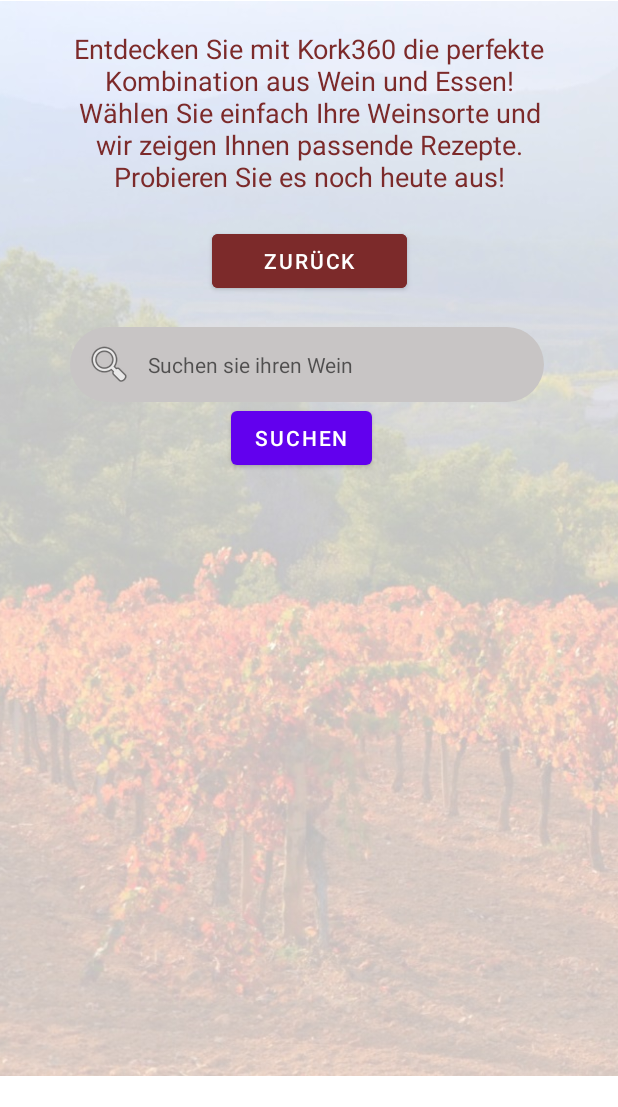
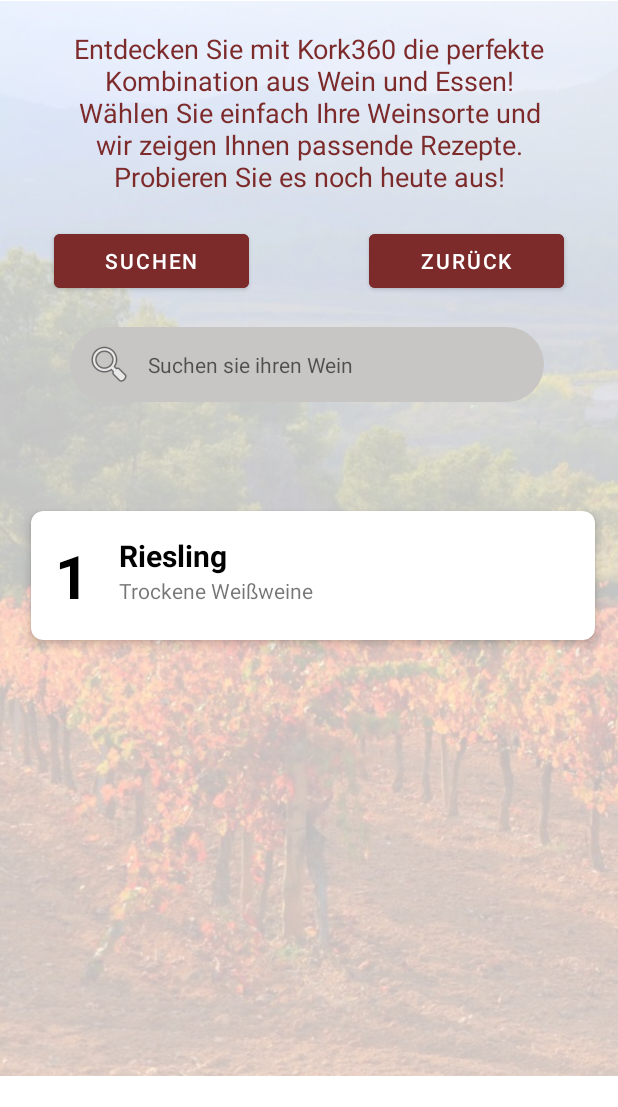
Before and after one commit to stefsGIT/NewKork2.0, an Android app: the screen it shows after launch (NewActivity), after a tap on "SUCHEN", on a phone screen of 412 x 824 dp, the part 129-1236 px from its top. Run offline under Robolectric (Android 15) with nearby library versions, the light colour scheme and no system bars.

Commit message:
Es wird etwas angezeigt

```diff
--- a/app/src/main/AndroidManifest.xml
+++ b/app/src/main/AndroidManifest.xml
@@ -31,12 +31,6 @@
             android:parentActivityName=".MainActivity"
             />
 
-        <activity
-            android:name=".WeinAnzeigen"
-            android:label="Weinliste"
-            android:parentActivityName=".NewActivity"
-            />
-
     </application>
 
 </manifest>
--- a/app/src/main/java/com/example/newkork/CustomAdapter.java
+++ b/app/src/main/java/com/example/newkork/CustomAdapter.java
@@ -16,7 +16,7 @@ public class CustomAdapter extends RecyclerView.Adapter<CustomAdapter.MyViewHold
 
     private Context context;
     private Activity activity;
-    private ArrayList wineID, wineName, wineType;
+    private ArrayList<String> wineID, wineName, wineType;
 
     CustomAdapter(Activity activity, Context context,  ArrayList wineID, ArrayList wineName, ArrayList wineType){
 
@@ -37,8 +37,7 @@ public class CustomAdapter extends RecyclerView.Adapter<CustomAdapter.MyViewHold
     }
 
     @Override
-    public void onBindViewHolder(@NonNull CustomAdapter.MyViewHolder holder, int position) {
-            holder.wineID_text.setText(String.valueOf(wineID.get(position)));
+    public void onBindViewHolder(@NonNull CustomAdapter.MyViewHolder holder, int position) {holder.wineID_text.setText(String.valueOf(wineID.get(position)));
         holder.wineName_text.setText(String.valueOf(wineName.get(position)));
         holder.wineType_text.setText(String.valueOf(wineType.get(position)));
     }
--- /dev/null
+++ b/app/src/main/java/com/example/newkork/ItemDecoration.java
@@ -0,0 +1,27 @@
+package com.example.newkork;
+
+import android.graphics.Rect;
+import android.view.View;
+
+import androidx.recyclerview.widget.RecyclerView;
+
+public class ItemDecoration extends RecyclerView.ItemDecoration {
+    private final int spacing;
+
+    public ItemDecoration(int spacing) {
+        this.spacing = spacing;
+    }
+
+
+    public void getItemOffsets(Rect outRect, View view, RecyclerView parent, RecyclerView.State state) {
+        outRect.left = spacing;
+        outRect.right = spacing;
+        outRect.bottom = spacing;
+
+        if (parent.getChildAdapterPosition(view) == 0) {
+            outRect.top = spacing;
+        } else {
+            outRect.top = 0;
+        }
+    }
+}
--- a/app/src/main/java/com/example/newkork/MainActivity.java
+++ b/app/src/main/java/com/example/newkork/MainActivity.java
@@ -42,7 +42,7 @@ public class MainActivity extends AppCompatActivity {
             }
         });
 
-        suche_button.setOnClickListener(new View.OnClickListener() {
+        weiswein_button.setOnClickListener(new View.OnClickListener() {
             public void onClick(View view) {
                 Intent intent = new Intent(MainActivity.this, GerichtActivity.class);
                 startActivity(intent);
--- a/app/src/main/java/com/example/newkork/NewActivity.java
+++ b/app/src/main/java/com/example/newkork/NewActivity.java
@@ -1,38 +1,70 @@
 package com.example.newkork;
 
 import android.content.Intent;
+import android.database.Cursor;
 import android.os.Bundle;
 import android.app.Activity;
+import android.provider.Settings;
 import android.view.View;
 import android.widget.Button;
+import android.widget.Toast;
 
 import androidx.appcompat.app.AppCompatActivity;
+import androidx.recyclerview.widget.LinearLayoutManager;
+import androidx.recyclerview.widget.RecyclerView;
+
+import java.util.ArrayList;
 
 public class NewActivity extends AppCompatActivity{
+
+    RecyclerView recyclerView;
+    Database myDB ;
+    ArrayList<String> wineID, wineName, wineType;
+    CustomAdapter customAdapter;
     protected void onCreate(Bundle savedInstanceState) {
         super.onCreate(savedInstanceState);
         setContentView(R.layout.activity_new);
+
+        recyclerView = findViewById(R.id.recyclerView);
+
+        myDB = new Database(NewActivity.this);
+        wineID = new ArrayList<>();
+        wineName = new ArrayList<>();
+        wineType = new ArrayList<>();
+
+        storeDataInArrays();
+
+        System.out.println(wineID);
+
+        customAdapter = new CustomAdapter(NewActivity.this, this, wineID, wineName, wineType);
+        recyclerView.setAdapter(customAdapter);
+        recyclerView.setLayoutManager(new LinearLayoutManager(NewActivity.this));
+        recyclerView.addItemDecoration(new ItemDecoration(3));
 
         Button zurueck_button;
         Button suchewein_button;
 
         zurueck_button = findViewById(R.id.Zurueck2);
+        suchewein_button = findViewById(R.id.suchewein_button);
         zurueck_button.setOnClickListener(new View.OnClickListener() {
             public void onClick(View view) {
                 Intent intent = new Intent(NewActivity.this, MainActivity.class);
                 startActivity(intent);
             }
         });
+    }
 
-        suchewein_button = findViewById(R.id.suchewein_button);
+    void storeDataInArrays(){
+        Cursor cursor = myDB.readData();
+        if(cursor.getCount()== 0) {
+            Toast.makeText(this, "No data.", Toast.LENGTH_SHORT).show();
+        }else{
+            while (cursor.moveToNext()) {
+                wineID.add(cursor.getString(0));
+                wineName.add(cursor.getString(1));
+                wineType.add(cursor.getString(2));
 
-        suchewein_button.setOnClickListener(new View.OnClickListener() {
-            public void onClick(View view) {
-                Intent intent1 = new Intent(NewActivity.this, WeinAnzeigen.class);
-                startActivity(intent1);
             }
-        });
-
-
+        }
     }
 }
--- a/app/src/main/java/com/example/newkork/WeinAnzeigen.java
+++ /dev/null
@@ -1,60 +0,0 @@
-package com.example.newkork;
-
-import android.database.Cursor;
-import android.os.Bundle;
-import android.widget.Toast;
-
-import androidx.appcompat.app.AppCompatActivity;
-import androidx.recyclerview.widget.LinearLayoutManager;
-import androidx.recyclerview.widget.RecyclerView;
-import com.example.newkork.CustomAdapter;
-import com.google.android.material.floatingactionbutton.FloatingActionButton;
-
-import java.util.ArrayList;
-
-public class WeinAnzeigen extends AppCompatActivity {
-
-    RecyclerView recyclerView;
-    FloatingActionButton add_button;
-
-    Database myDB ;
-    ArrayList<String> wineID, wineName, wineType;
-    CustomAdapter customAdapter;
-
-
-
-    @Override
-    protected void onCreate(Bundle savedInstanceState) {
-        super.onCreate(savedInstanceState);
-        setContentView(R.layout.wein_row);
-
-
-
-        myDB = new Database(WeinAnzeigen.this);
-        wineID = new ArrayList<>();
-        wineName = new ArrayList<>();
-        wineType = new ArrayList<>();
-
-        storeDataInArrays();
-
-        customAdapter = new CustomAdapter(WeinAnzeigen.this,this, wineID, wineName, wineType);
-        recyclerView.setAdapter(customAdapter);
-        recyclerView.setLayoutManager(new LinearLayoutManager(WeinAnzeigen.this));
-
-    }
-
-    void storeDataInArrays(){
-        Cursor cursor = myDB.readData();
-        if(cursor.getCount()== 0) {
-            Toast.makeText(this, "No data.", Toast.LENGTH_SHORT).show();
-        }else{
-            while (cursor.moveToNext()) {
-                wineID.add(cursor.getString(0));
-                wineName.add(cursor.getString(1));
-                wineType.add(cursor.getString(2));
-
-            }
-        }
-    }
-
-}
--- a/app/src/main/res/layout/activity_new.xml
+++ b/app/src/main/res/layout/activity_new.xml
@@ -44,10 +44,10 @@
         android:layout_width="130dp"
         android:layout_height="48dp"
         android:layout_marginTop="20dp"
+        android:layout_marginEnd="36dp"
         android:backgroundTint="#7C2A2A"
         android:text="Zurück"
         app:layout_constraintEnd_toEndOf="parent"
-        app:layout_constraintStart_toStartOf="parent"
         app:layout_constraintTop_toBottomOf="@+id/textView5" />
 
     <TextView
@@ -81,15 +81,24 @@
 
     <Button
         android:id="@+id/suchewein_button"
-        android:layout_width="wrap_content"
-        android:layout_height="wrap_content"
+        android:layout_width="130dp"
+        android:layout_height="48dp"
+        android:layout_marginStart="36dp"
+        android:layout_marginTop="20dp"
+        android:backgroundTint="#7C2A2A"
         android:text="Suchen"
+        app:layout_constraintStart_toStartOf="parent"
+        app:layout_constraintTop_toBottomOf="@+id/textView5" />
+
+    <androidx.recyclerview.widget.RecyclerView
+        android:id="@+id/recyclerView"
+        android:layout_width="396dp"
+        android:layout_height="409dp"
+        android:background="@android:color/transparent"
+        app:layout_constraintBottom_toBottomOf="parent"
         app:layout_constraintEnd_toEndOf="parent"
-        app:layout_constraintHorizontal_bias="0.484"
-        app:layout_constraintStart_toStartOf="parent"
-        app:layout_constraintTop_toBottomOf="@+id/autoCompleteTextView"
-/>
-
+        app:layout_constraintHorizontal_bias="0.666"
+        app:layout_constraintStart_toStartOf="parent" />
 
 
 </androidx.constraintlayout.widget.ConstraintLayout>
--- a/app/src/main/res/layout/wein_row.xml
+++ b/app/src/main/res/layout/wein_row.xml
@@ -8,12 +8,18 @@
 
     <androidx.cardview.widget.CardView
         android:layout_width="match_parent"
-        android:layout_height="wrap_content" />
+        android:layout_height="wrap_content"
+        android:layout_margin="1dp"
+        app:cardCornerRadius="8dp"
+        app:cardElevation="4dp"
+        app:cardUseCompatPadding="true">
 
         <androidx.constraintlayout.widget.ConstraintLayout
             android:layout_width="match_parent"
             android:layout_height="wrap_content"
-        android:padding="12dp">
+            android:orientation="vertical"
+            android:padding="16dp"
+            android:id="@+id/linearLayout">
 
             <TextView
                 android:id="@+id/wineID_text"
@@ -25,20 +31,25 @@
                 android:textStyle="bold"
                 app:layout_constraintBottom_toBottomOf="parent"
                 app:layout_constraintStart_toStartOf="parent"
-            app:layout_constraintTop_toTopOf="parent" />
+                app:layout_constraintTop_toTopOf="parent"
+                tools:layout_conversion_absoluteHeight="53dp"
+                tools:layout_editor_absoluteY="40dp"
+                tools:layout_editor_absoluteX="38dp"
+                tools:layout_conversion_absoluteWidth="23dp" />
 
             <TextView
                 android:id="@+id/wineName_text"
                 android:layout_width="wrap_content"
                 android:layout_height="wrap_content"
-            android:layout_marginStart="16dp"
-            android:layout_marginLeft="16dp"
+                android:layout_marginStart="20dp"
                 android:text="Name"
                 android:textColor="#000"
                 android:textSize="20sp"
                 android:textStyle="bold"
                 app:layout_constraintStart_toEndOf="@+id/wineID_text"
-            app:layout_constraintTop_toTopOf="@+id/wineID_text" />
+                app:layout_constraintTop_toTopOf="@+id/wineID_text"
+                tools:layout_conversion_absoluteHeight="27dp"
+                tools:layout_conversion_absoluteWidth="116dp" />
 
             <TextView
                 android:id="@+id/wineType_text"
@@ -46,15 +57,23 @@
                 android:layout_height="wrap_content"
                 android:text="wineType"
                 app:layout_constraintStart_toStartOf="@+id/wineName_text"
-            app:layout_constraintTop_toBottomOf="@+id/wineName_text" />
+                app:layout_constraintTop_toBottomOf="@+id/wineName_text"
+                tools:layout_conversion_absoluteHeight="19dp"
+                tools:layout_editor_absoluteY="121dp"
+                tools:layout_editor_absoluteX="38dp"
+                tools:layout_conversion_absoluteWidth="60dp" />
 
             <androidx.constraintlayout.widget.Guideline
                 android:id="@+id/guideline"
                 android:layout_width="wrap_content"
                 android:layout_height="wrap_content"
                 android:orientation="vertical"
-            app:layout_constraintGuide_percent="0.05109489" />
-
+                app:layout_constraintGuide_percent="0.05109489"
+                tools:layout_conversion_absoluteHeight="0dp"
+                tools:layout_editor_absoluteY="24dp"
+                tools:layout_editor_absoluteX="22dp"
+                tools:layout_conversion_absoluteWidth="0dp" />
 
         </androidx.constraintlayout.widget.ConstraintLayout>
+    </androidx.cardview.widget.CardView>
 </LinearLayout>
```
Lines whose indentation alone changed are shown as unchanged.
